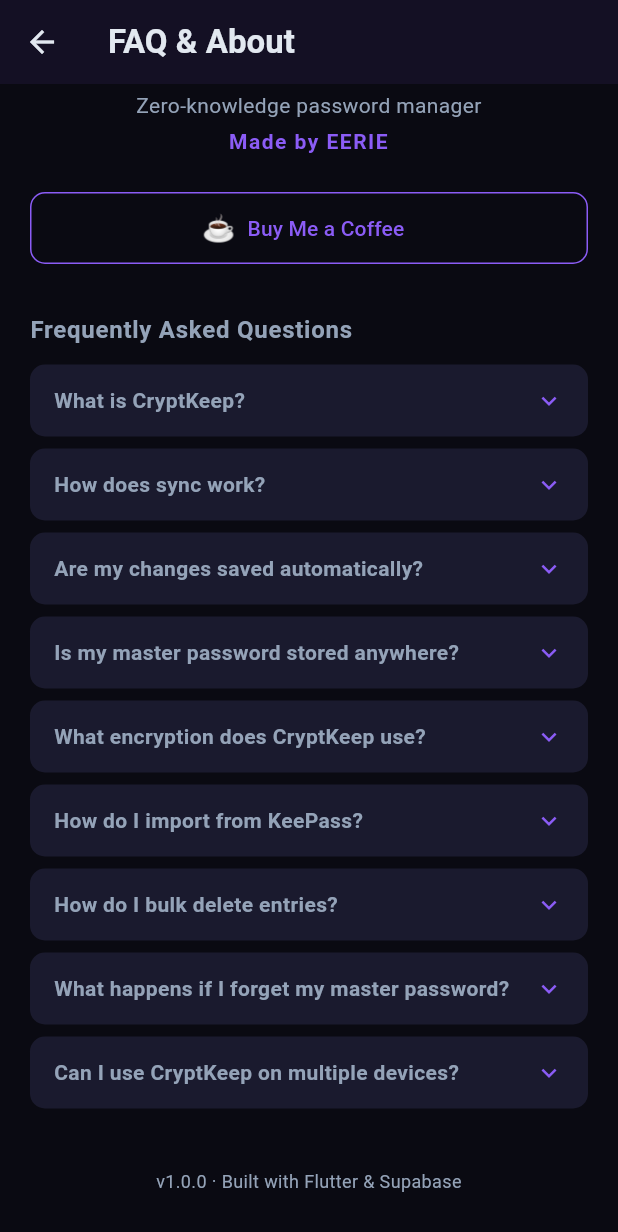
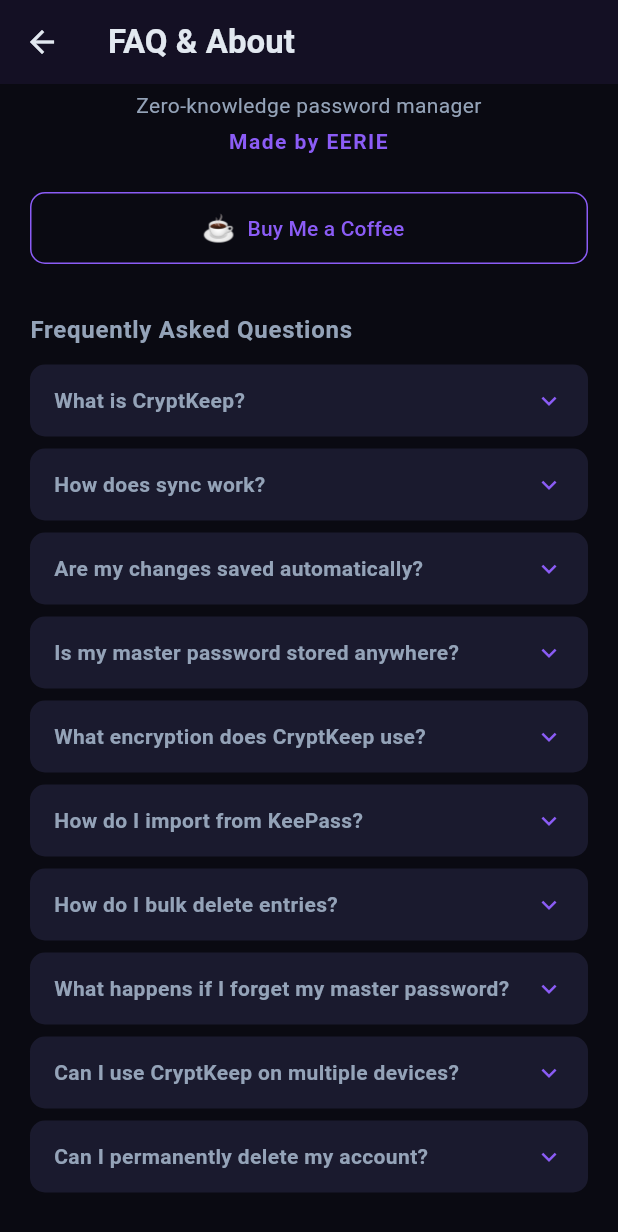
Before and after one commit to EerieGoesD/cryptkeep, a Flutter app: the FaqScreen screen opened directly, scrolled down 118 dp, on a phone screen of 412 x 824 dp. Shown: the top 1232 px of the screen. Run offline on Flutter 3.47's test engine with Material 3 defaults, Android fonts, the phone set to English and light mode, and no system bars; our stand-ins replace file_picker, supabase_flutter; missing offline and left inert: encrypt, kdbx, pointycastle; accounts and stored records are empty.

Commit message:
Add delete account FAQ entry
Co-Authored-By: Claude Opus 4.6 (1M context) <noreply@anthropic.com>

```diff
--- a/lib/screens/vault/faq_screen.dart
+++ b/lib/screens/vault/faq_screen.dart
@@ -64,6 +64,12 @@ class FaqScreen extends StatelessWidget {
       q: 'Can I use CryptKeep on multiple devices?',
       a: 'Yes. Install the app on any device, log in with the same account '
           'and master password, and your vault will be available instantly.',
+    ),
+    (
+      q: 'Can I permanently delete my account?',
+      a: 'Yes. Go to Settings and tap "Delete Account." '
+          'This will permanently remove your account and all vault data from the server. '
+          'This action cannot be undone.',
     ),
   ];
 
```
